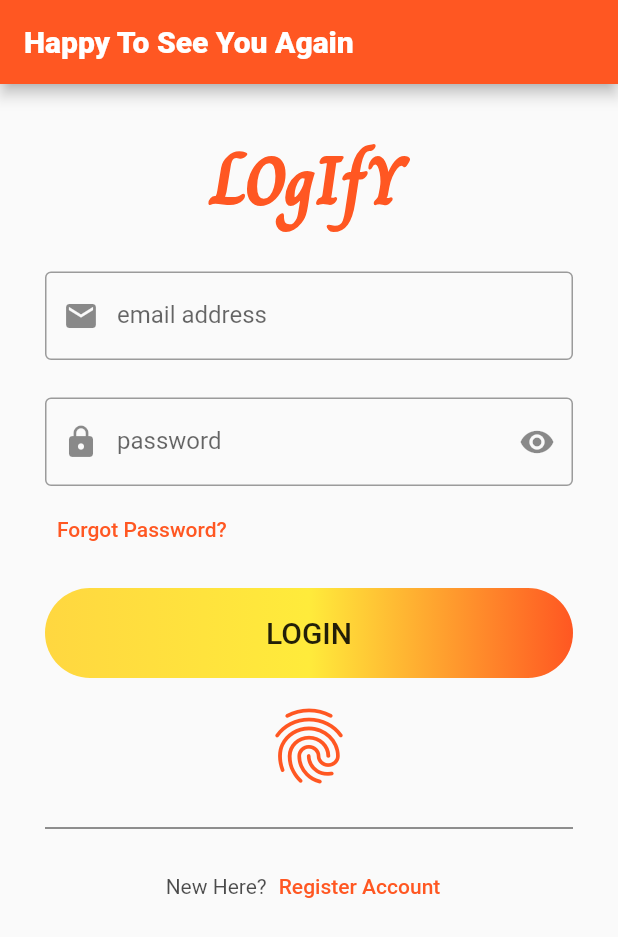
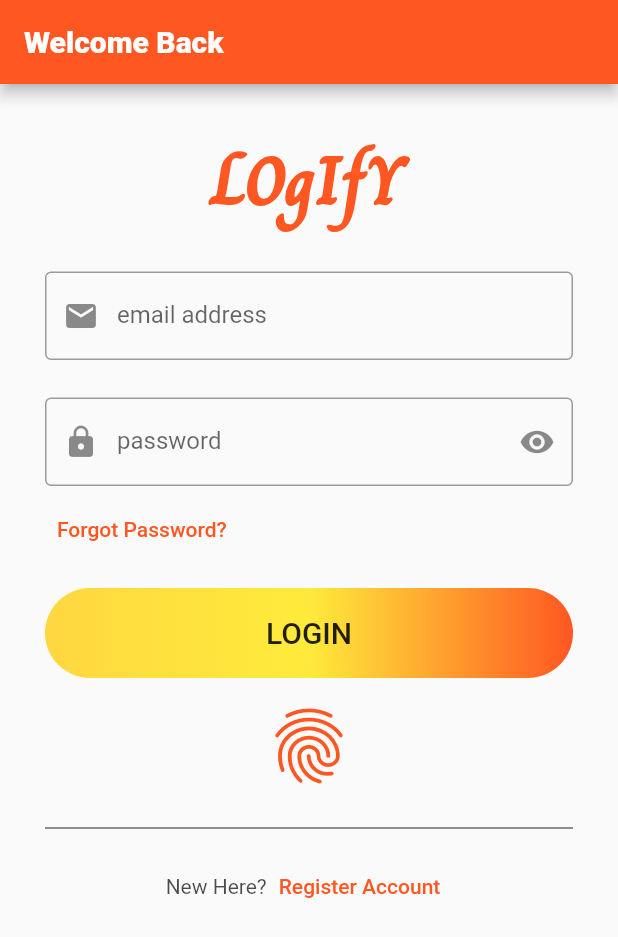
Before and after one commit to otitibeth/App-Login-UI, a Flutter app: the screen it shows after launch, on a phone screen of 412 x 824 dp. Shown: the top 937 px of the screen. Run offline on Flutter 3.47's test engine with Material 2 defaults, Android fonts, the phone set to English and light mode, and no system bars.

Commit message:
version 1 change appBar title

```diff
--- a/lib/login_screen.dart
+++ b/lib/login_screen.dart
@@ -8,7 +8,7 @@ class LoginScreen extends StatelessWidget {
     return Scaffold(
       appBar: AppBar(
         title: const Text(
-          'Happy To See You Again',
+          'Welcome Back',
           style: TextStyle(fontWeight: FontWeight.w900),
         ),
       ),
```
